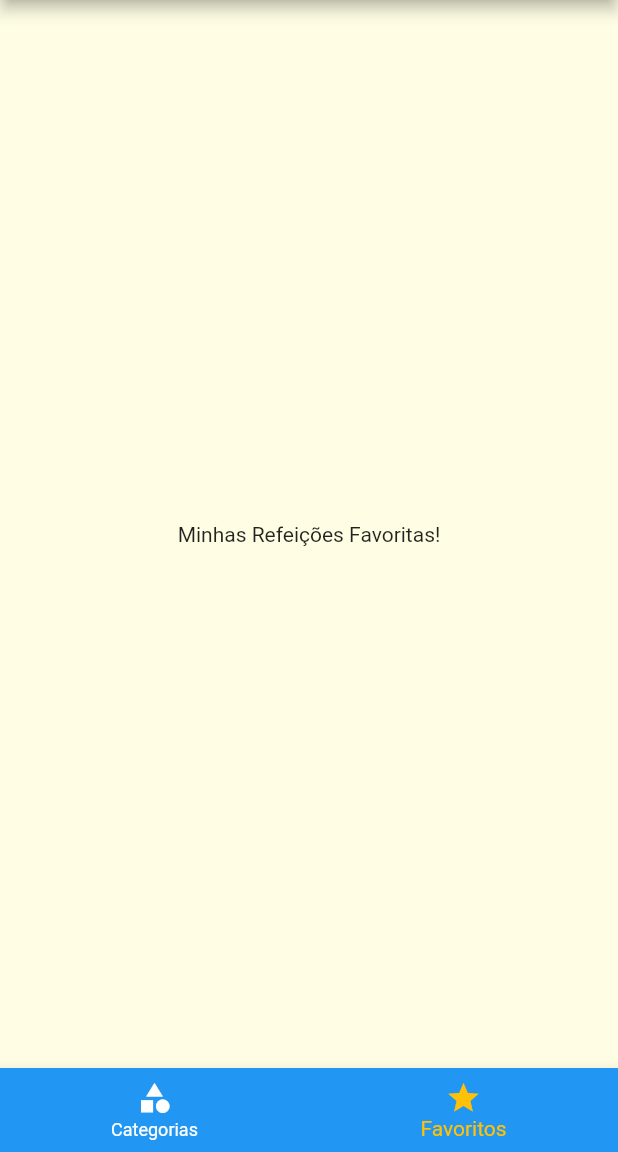
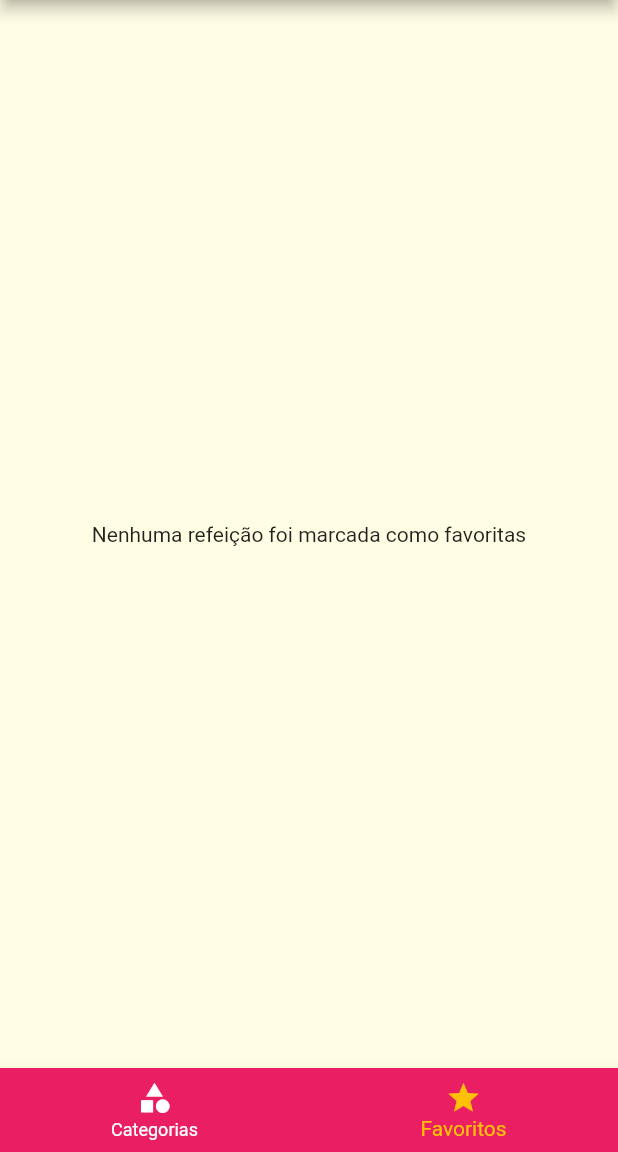
Before and after one commit to RoneyFabio/Meal, a Flutter app: the screen it shows after launch, item 2 of the bottom bar chosen, on a phone screen of 412 x 824 dp, the part 84-1236 px from its top. Run offline on Flutter 3.47's test engine with Material 2 defaults, Android fonts, the phone set to English and light mode, and no system bars.

Commit message:
207. Marcar como Favorito

```diff
--- a/lib/main.dart
+++ b/lib/main.dart
@@ -6,6 +6,7 @@ import 'screens/tabs_screen.dart';
 import 'screens/settings_screen.dart';
 import 'models/meal.dart';
 import 'data/dummy_data.dart';
+import 'models/settings.dart';
 
 void main() => runApp(MyApp());
 
@@ -15,7 +16,45 @@ class MyApp extends StatefulWidget {
 }
 
 class _MyAppState extends State<MyApp> {
+//------------------------------------------------------------------------------
+  Settings settings = Settings();
+//------------------------------------------------------------------------------
+
+//------------------------------------------------------------------------------
   List<Meal> _availableMeals = dummyMeals;
+  List<Meal> _favoriteMeals = [];
+//------------------------------------------------------------------------------
+
+  void _filterMeals(Settings settings) {
+    setState(() {
+//------------------------------------------------------------------------------
+      this.settings = settings;
+      _availableMeals = dummyMeals.where((meal)
+//------------------------------------------------------------------------------
+          {
+        final filterGluten = settings.isGlutenFree && !meal.isGlutenFree;
+        final filterLactose = settings.isLactoseFree && !meal.isLactoseFree;
+        final filterVegan = settings.isVegan && !meal.isVegan;
+        final filterVegetarian = settings.isVegetarian && !meal.isVegetarian;
+        return !filterGluten &&
+            !filterLactose &&
+            !filterVegan &&
+            !filterVegetarian;
+      }).toList();
+    });
+  }
+
+  void _toggleFavorite(Meal meal) {
+    setState(() {
+      _favoriteMeals.contains(meal)
+          ? _favoriteMeals.remove(meal)
+          : _favoriteMeals.add(meal);
+    });
+  }
+
+  bool _isFavorite(Meal meal) {
+    return _favoriteMeals.contains(meal);
+  }
 
   @override
   Widget build(BuildContext context) {
@@ -37,11 +76,12 @@ class _MyAppState extends State<MyApp> {
       ),
       // home: const CategoriesScreen(),
       routes: {
-        AppRoutes.HOME: (ctx) => TabsScreen(),
+        AppRoutes.HOME: (ctx) => TabsScreen(_favoriteMeals),
         AppRoutes.CATEGORIES_MEALS: (ctx) =>
             CategoriesMealsScreen(_availableMeals),
-        AppRoutes.MEAL_DETAIL: (ctx) => MealDetailScreen(),
-        AppRoutes.SETTINGS: (ctx) => SettingsScreen(),
+        AppRoutes.MEAL_DETAIL: (ctx) =>
+            MealDetailScreen(_toggleFavorite, _isFavorite),
+        AppRoutes.SETTINGS: (ctx) => SettingsScreen(settings, _filterMeals),
       },
 
       // onUnknownRoute: (settings) {
--- a/lib/screens/categories_meals_screen.dart
+++ b/lib/screens/categories_meals_screen.dart
@@ -6,7 +6,9 @@ import '../models/meal.dart';
 class CategoriesMealsScreen extends StatelessWidget {
   const CategoriesMealsScreen(this.meals, {Key? key}) : super(key: key);
 
+//------------------------------------------------------------------------------
   final List<Meal> meals;
+//------------------------------------------------------------------------------
 
   @override
   Widget build(BuildContext context) {
--- a/lib/screens/favorite_screen.dart
+++ b/lib/screens/favorite_screen.dart
@@ -1,12 +1,25 @@
 import 'package:flutter/material.dart';
+import '../components/meal_item.dart';
+import '../models/meal.dart';
 
 class FavoriteScreen extends StatelessWidget {
-  const FavoriteScreen({super.key});
+  final List<Meal> favoriteMeals;
+
+  const FavoriteScreen(this.favoriteMeals, {Key? key}) : super(key: key);
 
   @override
   Widget build(BuildContext context) {
-    return Center(
-      child: Text('Minhas Refeições Favoritas!'),
-    );
+    if (favoriteMeals.isEmpty) {
+      return const Center(
+        child: Text('Nenhuma refeição foi marcada como favoritas'),
+      );
+    } else {
+      return ListView.builder(
+        itemCount: favoriteMeals.length,
+        itemBuilder: (ctx, index) {
+          return MealItem(favoriteMeals[index]);
+        },
+      );
+    }
   }
 }
--- a/lib/screens/tabs_screen.dart
+++ b/lib/screens/tabs_screen.dart
@@ -1,23 +1,39 @@
 import 'package:flutter/material.dart';
 import 'categories_screen.dart';
 import 'favorite_screen.dart';
-import '../components/mains_drawer.dart';
+import '../components/main_drawer.dart';
+import '../models/meal.dart';
 
 class TabsScreen extends StatefulWidget {
-  const TabsScreen({super.key});
+//------------------------------------------------------------------------------
+  final List<Meal> favoriteMeals;
+//------------------------------------------------------------------------------
+
+  const TabsScreen(this.favoriteMeals, {Key? key}) : super(key: key);
 
   @override
   State<TabsScreen> createState() => _TabsScreenState();
 }
 
 class _TabsScreenState extends State<TabsScreen> {
-  //
   int _selectedScreenIndex = 0;
-  //
-  final List<Map<String, Object>> _screens = [
-    {'title': 'Lista de Categorias', 'screen': const CategoriesScreen()},
-    {'title': 'Meus Favoritos', 'screen': const FavoriteScreen()},
-  ];
+
+  List<Map<String, Object>>? _screens;
+
+  @override
+  void initState() {
+    super.initState();
+    _screens = [
+      {
+        'title': 'Lista de Categorias',
+        'screen': const CategoriesScreen(),
+      },
+      {
+        'title': 'Meus Favoritos',
+        'screen': FavoriteScreen(widget.favoriteMeals),
+      },
+    ];
+  }
 
   _selectScreen(int index) {
     setState(() {
@@ -30,27 +46,22 @@ class _TabsScreenState extends State<TabsScreen> {
     return Scaffold(
       appBar: AppBar(
         title: Text(
-          _screens[_selectedScreenIndex]['title'] as String,
+          _screens![_selectedScreenIndex]['title'] as String,
         ),
       ),
-      drawer: MainDrawer(),
-
-      body: _screens[_selectedScreenIndex]['screen'] as Widget,
-//-----------------------------------------------------------
+      drawer: const MainDrawer(),
+      body: _screens![_selectedScreenIndex]['screen'] as Widget,
       bottomNavigationBar: BottomNavigationBar(
         onTap: _selectScreen,
-        backgroundColor: Theme.of(context).primaryColor,
+        backgroundColor: Theme.of(context).colorScheme.primary,
         unselectedItemColor: Colors.white,
         selectedItemColor: Theme.of(context).colorScheme.secondary,
         currentIndex: _selectedScreenIndex,
-        //type: BottomNavigationBarType.shifting,
         items: const [
-//-----------------------------------------------------------
           BottomNavigationBarItem(
             icon: Icon(Icons.category),
             label: 'Categorias',
           ),
-//-----------------------------------------------------------
           BottomNavigationBarItem(
             icon: Icon(Icons.star),
             label: 'Favoritos',
```
Also changed, not shown: lib/screens/meal_detail_screen.dart (+7 -3 lines), lib/screens/settings_screen.dart (+40 -13 lines), lib/components/main_drawer.dart (renamed from lib/components/mains_drawer.dart).
